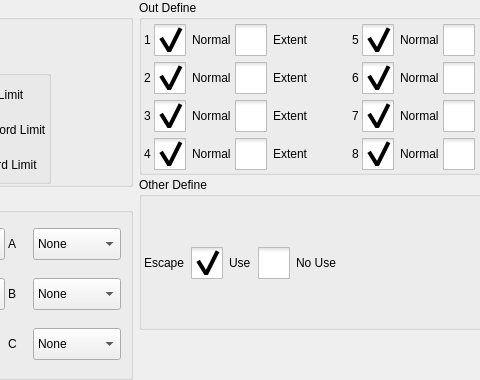
First picture: the form in hcsettings/icstructdefineframe.ui, repository GaussCheng/2-5AxisPunch, before the edit; both pictures show x 246 to 726 and y 0 to 380 of the 819 by 380 pixel window.
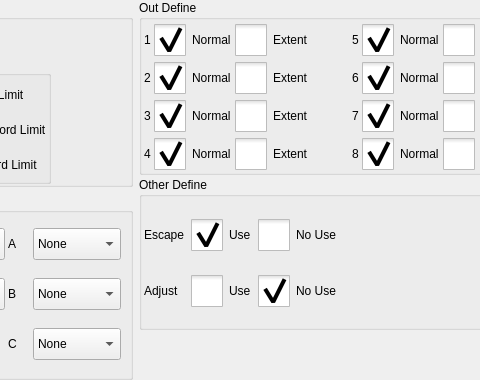
Second picture: the form after the edit. Icons and pictures are not drawn.

```diff
--- a/hcsettings/icstructdefineframe.ui
+++ b/hcsettings/icstructdefineframe.ui
@@ -1360,7 +1360,7 @@
        <property name="title">
         <string>Other Define</string>
        </property>
-       <layout class="QHBoxLayout" name="horizontalLayout_6">
+       <layout class="QGridLayout" name="gridLayout_3">
         <property name="leftMargin">
          <number>2</number>
         </property>
@@ -1373,14 +1373,7 @@
         <property name="bottomMargin">
          <number>2</number>
         </property>
-        <item>
-         <widget class="QLabel" name="label_18">
-          <property name="text">
-           <string>Escape</string>
-          </property>
-         </widget>
-        </item>
-        <item>
+        <item row="0" column="2">
          <widget class="QCheckBox" name="useCheckBox">
           <property name="styleSheet">
            <string notr="true">::indicator {
@@ -1415,39 +1408,7 @@
           </property>
          </widget>
         </item>
-        <item>
-         <widget class="QCheckBox" name="noUseCheckBox">
-          <property name="styleSheet">
-           <string notr="true">::indicator {
-     width: 32px;
-     height: 32px;
- }
-
-::indicator:unchecked 
-{
-     image: url(:/resource/check_unchecked.png);
- }
-::indicator:checked 
-{
-     image: url(:/resource/check_checked.png);
- }
-
-QRadioButton::indicator:checked:disabled
-{
- image: url(:/resource/check_checked_disable.png);
-}
-
-QRadioButton::indicator:unchecked:disabled
-{
- image: url(:/resource/check_unchecked_disable.png);
-}</string>
-          </property>
-          <property name="text">
-           <string>No Use</string>
-          </property>
-         </widget>
-        </item>
-        <item>
+        <item row="0" column="4">
          <spacer name="horizontalSpacer_7">
           <property name="orientation">
            <enum>Qt::Horizontal</enum>
@@ -1460,6 +1421,128 @@
           </property>
          </spacer>
         </item>
+        <item row="0" column="0">
+         <widget class="QLabel" name="label_18">
+          <property name="text">
+           <string>Escape</string>
+          </property>
+         </widget>
+        </item>
+        <item row="0" column="3">
+         <widget class="QCheckBox" name="noUseCheckBox">
+          <property name="styleSheet">
+           <string notr="true">::indicator {
+     width: 32px;
+     height: 32px;
+ }
+
+::indicator:unchecked 
+{
+     image: url(:/resource/check_unchecked.png);
+ }
+::indicator:checked 
+{
+     image: url(:/resource/check_checked.png);
+ }
+
+QRadioButton::indicator:checked:disabled
+{
+ image: url(:/resource/check_checked_disable.png);
+}
+
+QRadioButton::indicator:unchecked:disabled
+{
+ image: url(:/resource/check_unchecked_disable.png);
+}</string>
+          </property>
+          <property name="text">
+           <string>No Use</string>
+          </property>
+         </widget>
+        </item>
+        <item row="1" column="0">
+         <widget class="QLabel" name="label_19">
+          <property name="text">
+           <string>Adjust</string>
+          </property>
+         </widget>
+        </item>
+        <item row="1" column="2">
+         <widget class="QCheckBox" name="adjUse">
+          <property name="styleSheet">
+           <string notr="true">::indicator {
+     width: 32px;
+     height: 32px;
+ }
+
+::indicator:unchecked 
+{
+     image: url(:/resource/check_unchecked.png);
+ }
+::indicator:checked 
+{
+     image: url(:/resource/check_checked.png);
+ }
+
+QRadioButton::indicator:checked:disabled
+{
+ image: url(:/resource/check_checked_disable.png);
+}
+
+QRadioButton::indicator:unchecked:disabled
+{
+ image: url(:/resource/check_unchecked_disable.png);
+}</string>
+          </property>
+          <property name="text">
+           <string>Use</string>
+          </property>
+          <property name="checked">
+           <bool>false</bool>
+          </property>
+          <attribute name="buttonGroup">
+           <string notr="true">buttonGroup_2</string>
+          </attribute>
+         </widget>
+        </item>
+        <item row="1" column="3">
+         <widget class="QCheckBox" name="adjNoUse">
+          <property name="styleSheet">
+           <string notr="true">::indicator {
+     width: 32px;
+     height: 32px;
+ }
+
+::indicator:unchecked 
+{
+     image: url(:/resource/check_unchecked.png);
+ }
+::indicator:checked 
+{
+     image: url(:/resource/check_checked.png);
+ }
+
+QRadioButton::indicator:checked:disabled
+{
+ image: url(:/resource/check_checked_disable.png);
+}
+
+QRadioButton::indicator:unchecked:disabled
+{
+ image: url(:/resource/check_unchecked_disable.png);
+}</string>
+          </property>
+          <property name="text">
+           <string>No Use</string>
+          </property>
+          <property name="checked">
+           <bool>true</bool>
+          </property>
+          <attribute name="buttonGroup">
+           <string notr="true">buttonGroup_2</string>
+          </attribute>
+         </widget>
+        </item>
        </layout>
       </widget>
      </item>
```
Left out of the diff: 1 changed line with no effect on the pictures.
